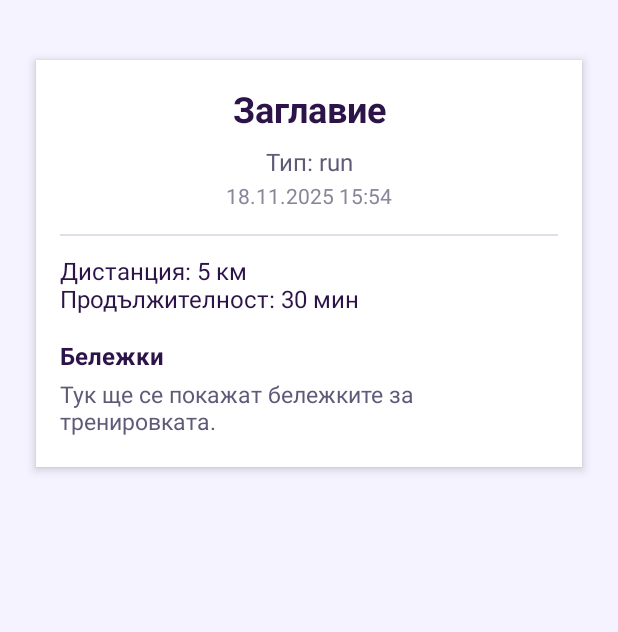
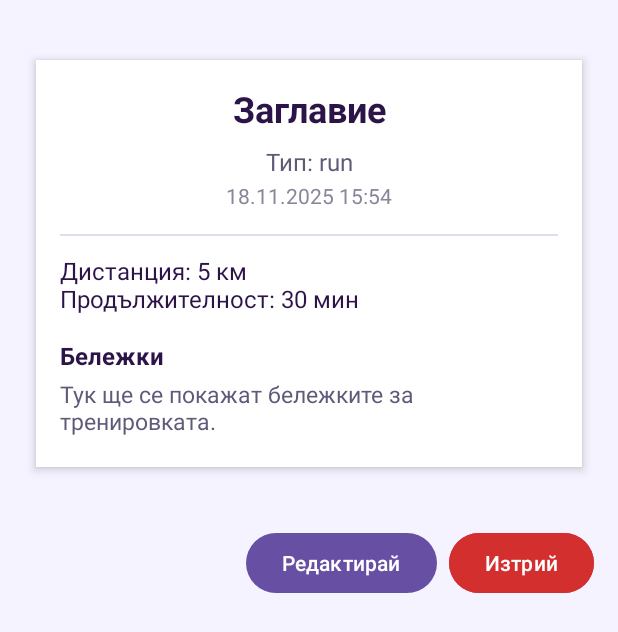
Before and after one commit to Nikolay014/MobileApps2025--2301321071-, an Android app built with Jetpack Compose: the WorkoutDetailsFragment screen opened through its navigation route, on a phone screen of 412 x 824 dp. Shown: the top 632 px of the screen. Run offline under Robolectric (Android 15) with nearby library versions, the phone set to English and light mode, and no system bars; our stand-ins replace Room's generated code.

Commit message:
Added update and delete and make crud operation and adding buttons on workoutdetails

```diff
--- a/app/build.gradle.kts
+++ b/app/build.gradle.kts
@@ -44,6 +44,7 @@ dependencies {
     implementation(libs.androidx.activity)
     implementation(libs.androidx.constraintlayout)
     implementation(libs.androidx.lifecycle.viewmodel.ktx)
+    implementation(libs.androidx.material3)
     testImplementation(libs.junit)
     androidTestImplementation(libs.androidx.junit)
     androidTestImplementation(libs.androidx.espresso.core)
--- a/app/src/main/java/com/example/fittrack/WorkoutDetailsFragment.kt
+++ b/app/src/main/java/com/example/fittrack/WorkoutDetailsFragment.kt
@@ -3,24 +3,30 @@ package com.example.fittrack
 import android.os.Bundle
 import android.view.View
 import android.widget.TextView
+import androidx.compose.material3.Button
 import androidx.fragment.app.Fragment
 import androidx.lifecycle.ViewModelProvider
 import androidx.lifecycle.lifecycleScope
+import com.example.fittrack.data.WorkoutEntity
 import com.example.fittrack.ui.WorkoutViewModel
 import kotlinx.coroutines.launch
 import java.text.SimpleDateFormat
 import java.util.*
+import android.widget.Button
+import androidx.navigation.fragment.findNavController
+
+
+
 
 class WorkoutDetailsFragment : Fragment(R.layout.fragment_workout_details) {
 
     private lateinit var viewModel: WorkoutViewModel
-    private var workoutId: Long = -1
+    private var workoutId: Long = -1L
+    private var currentWorkout: WorkoutEntity? = null
 
     override fun onCreate(savedInstanceState: Bundle?) {
         super.onCreate(savedInstanceState)
-
-        // ID-то идва от DashboardFragment през Bundle
-        workoutId = arguments?.getLong("workoutId") ?: -1
+        workoutId = arguments?.getLong("workoutId") ?: -1L
     }
 
     override fun onViewCreated(view: View, savedInstanceState: Bundle?) {
@@ -28,37 +34,58 @@ class WorkoutDetailsFragment : Fragment(R.layout.fragment_workout_details) {
 
         viewModel = ViewModelProvider(requireActivity())[WorkoutViewModel::class.java]
 
-        // Ако няма валидно id – не правим нищо
-        if (workoutId == -1L) return
-
         val tvTitle = view.findViewById<TextView>(R.id.tvTitle)
         val tvType = view.findViewById<TextView>(R.id.tvType)
-        val tvDate = view.findViewById<TextView?>(R.id.tvDate)
-        val tvExtra = view.findViewById<TextView?>(R.id.tvExtra)
-        val tvNotes = view.findViewById<TextView?>(R.id.tvNotes)
+        val tvDate = view.findViewById<TextView>(R.id.tvDate)
+        val tvExtra = view.findViewById<TextView>(R.id.tvExtra)
+        val tvNotes = view.findViewById<TextView>(R.id.tvNotes)
 
-        // Зареждаме тренировката в корутина, защото getWorkoutById е suspend
+        val btnEdit = view.findViewById<Button>(R.id.btnEdit)
+        val btnDelete = view.findViewById<Button>(R.id.btnDelete)
+
+        // 🔹 Зареждаме тренировката от базата
         viewLifecycleOwner.lifecycleScope.launch {
-            val workout = viewModel.getWorkoutById(workoutId)   // suspend функция
+            val w = viewModel.getWorkoutById(workoutId)
+            currentWorkout = w
 
-            workout?.let {
+            w?.let {
                 tvTitle.text = it.title
                 tvType.text = it.type
 
-                // дата (ако имаш TextView с такова id)
-                tvDate?.text = SimpleDateFormat(
-                    "dd.MM.yyyy HH:mm",
-                    Locale.getDefault()
-                ).format(Date(it.dateTime))
+                val df = SimpleDateFormat("dd.MM.yyyy HH:mm", Locale.getDefault())
+                tvDate.text = df.format(Date(it.dateTime))
 
-                // показваме различна информация според типа
-                tvExtra?.text = when (it.type) {
+                tvNotes.text = it.notes ?: "Няма бележки"
+
+                tvExtra.text = when (it.type) {
                     "run" -> "Дистанция: ${it.distanceKm ?: 0.0} км\nПродължителност: ${it.durationMinutes ?: 0} мин"
-                    "strength" -> "Серии: ${it.sets ?: 0} × Повторения: ${it.reps ?: 0}\nПродължителност: ${it.durationMinutes ?: 0} мин"
+                    "strength" -> "Серии: ${it.sets ?: 0} x Повторения: ${it.reps ?: 0}\nПродължителност: ${it.durationMinutes ?: 0} мин"
                     else -> ""
                 }
+            }
+        }
 
-                tvNotes?.text = it.notes ?: ""
+
+        btnDelete.setOnClickListener {
+            currentWorkout?.let { workout ->
+                viewLifecycleOwner.lifecycleScope.launch {
+                    viewModel.deleteWorkout(workout)
+                    findNavController().popBackStack() // връщаме се към списъка
+                }
+            }
+        }
+
+
+        btnEdit.setOnClickListener {
+            currentWorkout?.let { workout ->
+                val bundle = Bundle().apply {
+                    putString("workoutType", workout.type)
+                    putLong("editWorkoutId", workout.id)
+                }
+                findNavController().navigate(
+                    R.id.action_workoutDetailsFragment_to_workoutsFragment2,
+                    bundle
+                )
             }
         }
     }
--- a/app/src/main/java/com/example/fittrack/data/AppDatabase.kt
+++ b/app/src/main/java/com/example/fittrack/data/AppDatabase.kt
@@ -24,9 +24,9 @@ abstract class AppDatabase : RoomDatabase() {
                 val instance = Room.databaseBuilder(
                     context.applicationContext,
                     AppDatabase::class.java,
-                    "fittrack.db"     // името на файла с базата
+                    "fittrack.db"
                 )
-                    .fallbackToDestructiveMigration() // по желание
+                    .fallbackToDestructiveMigration()
                     .build()
 
                 INSTANCE = instance
--- a/app/src/main/java/com/example/fittrack/data/WorkoutRepository.kt
+++ b/app/src/main/java/com/example/fittrack/data/WorkoutRepository.kt
@@ -5,23 +5,18 @@ class WorkoutRepository(
     private val workoutDao: WorkoutDao
 ) {
 
-    suspend fun addWorkout(workout: WorkoutEntity) {
+    suspend fun addWorkout(workout: WorkoutEntity) =
         workoutDao.insertWorkout(workout)
-    }
 
-    suspend fun getAllWorkouts(): List<WorkoutEntity> {
-        return workoutDao.getAllWorkouts()
-    }
+    suspend fun updateWorkout(workout: WorkoutEntity) =
+        workoutDao.updateWorkout(workout)
 
-    suspend fun getWorkoutById(id: Long): WorkoutEntity? {
-        return workoutDao.getWorkoutById(id)
-    }
+    suspend fun deleteWorkout(workout: WorkoutEntity) =
+        workoutDao.deleteWorkout(workout)
 
-    suspend fun updateWorkout(workout: WorkoutEntity) {
-        workoutDao.updateWorkout(workout)
-    }
+    suspend fun getWorkoutById(id: Long): WorkoutEntity? =
+        workoutDao.getWorkoutById(id)
 
-    suspend fun deleteWorkout(workout: WorkoutEntity) {
-        workoutDao.deleteWorkout(workout)
-    }
+    suspend fun getAllWorkouts(): List<WorkoutEntity> =
+        workoutDao.getAllWorkouts()
 }
--- a/app/src/main/res/layout/fragment_workout_details.xml
+++ b/app/src/main/res/layout/fragment_workout_details.xml
@@ -95,6 +95,28 @@
                 android:textColor="#5E5A78"
                 android:paddingBottom="4dp" />
         </LinearLayout>
+        <LinearLayout
+            android:layout_width="match_parent"
+            android:layout_height="wrap_content"
+            android:orientation="horizontal"
+            android:gravity="end"
+            android:layout_marginTop="16dp">
+
+            <Button
+                android:id="@+id/btnEdit"
+                android:layout_width="wrap_content"
+                android:layout_height="wrap_content"
+                android:text="Редактирай" />
+
+            <Button
+                android:id="@+id/btnDelete"
+                android:layout_width="wrap_content"
+                android:layout_height="wrap_content"
+                android:text="Изтрий"
+                android:layout_marginStart="8dp"
+                android:textColor="@android:color/white"
+                android:backgroundTint="#D32F2F" />
+        </LinearLayout>
 
     </LinearLayout>
 
--- a/app/src/main/res/navigation/nav_graph.xml
+++ b/app/src/main/res/navigation/nav_graph.xml
@@ -30,5 +30,9 @@
         android:id="@+id/workoutDetailsFragment"
         android:name="com.example.fittrack.WorkoutDetailsFragment"
         android:label="fragment_workout_details"
-        tools:layout="@layout/fragment_workout_details" />
+        tools:layout="@layout/fragment_workout_details" >
+        <action
+            android:id="@+id/action_workoutDetailsFragment_to_workoutsFragment2"
+            app:destination="@id/workoutsFragment2" />
+    </fragment>
 </navigation>
--- a/gradle/libs.versions.toml
+++ b/gradle/libs.versions.toml
@@ -10,6 +10,7 @@ material = "1.13.0"
 activity = "1.11.0"
 constraintlayout = "2.2.1"
 lifecycleViewmodelKtx = "2.9.4"
+material3 = "1.4.0"
 
 [libraries]
 androidx-core-ktx = { group = "androidx.core", name = "core-ktx", version.ref = "coreKtx" }
@@ -21,6 +22,7 @@ material = { group = "com.google.android.material", name = "material", version.r
 androidx-activity = { group = "androidx.activity", name = "activity", version.ref = "activity" }
 androidx-constraintlayout = { group = "androidx.constraintlayout", name = "constraintlayout", version.ref = "constraintlayout" }
 androidx-lifecycle-viewmodel-ktx = { group = "androidx.lifecycle", name = "lifecycle-viewmodel-ktx", version.ref = "lifecycleViewmodelKtx" }
+androidx-material3 = { group = "androidx.compose.material3", name = "material3", version.ref = "material3" }
 
 [plugins]
 android-application = { id = "com.android.application", version.ref = "agp" }
```
Also changed, not shown: app/src/main/java/com/example/fittrack/WorkoutsFragment.kt (+64 -16 lines), app/src/main/java/com/example/fittrack/ui/WorkoutViewModel.kt (+16 -1 lines).
